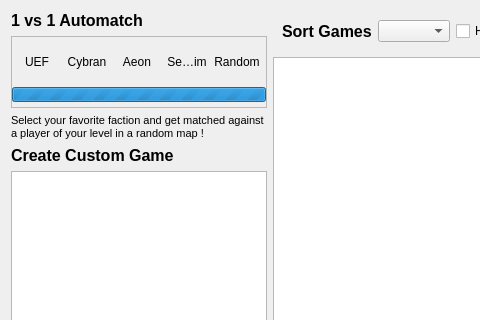
FAForever/client, file res/games/games.ui: the form before one commit; both pictures show x 0 to 480 and y 0 to 320 of the 996 by 679 pixel window.
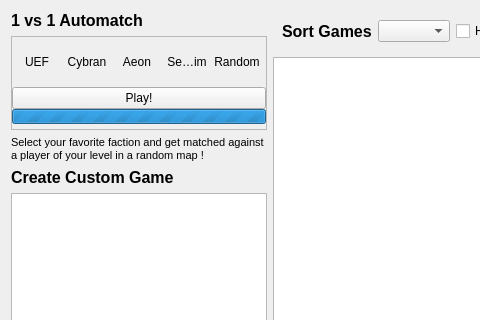
The form after the commit.

Commit message: first setup ui for subset

Patch:
```diff
--- a/res/games/games.ui
+++ b/res/games/games.ui
@@ -84,6 +84,33 @@
          <property name="spacing">
           <number>0</number>
          </property>
+         <item row="2" column="0">
+          <widget class="QProgressBar" name="searchProgress">
+           <property name="font">
+            <font>
+             <pointsize>4</pointsize>
+            </font>
+           </property>
+           <property name="toolTip">
+            <string>Scanning for Opponents</string>
+           </property>
+           <property name="minimum">
+            <number>0</number>
+           </property>
+           <property name="maximum">
+            <number>0</number>
+           </property>
+           <property name="value">
+            <number>0</number>
+           </property>
+           <property name="alignment">
+            <set>Qt::AlignCenter</set>
+           </property>
+           <property name="format">
+            <string>scanning</string>
+           </property>
+          </widget>
+         </item>
          <item row="0" column="0">
           <layout class="QHBoxLayout" name="horizontalLayout_2">
            <property name="spacing">
@@ -351,7 +378,7 @@
            </item>
           </layout>
          </item>
-         <item row="2" column="0">
+         <item row="3" column="0">
           <spacer name="verticalSpacer">
            <property name="orientation">
             <enum>Qt::Vertical</enum>
@@ -368,29 +395,12 @@
           </spacer>
          </item>
          <item row="1" column="0">
-          <widget class="QProgressBar" name="searchProgress">
-           <property name="font">
-            <font>
-             <pointsize>4</pointsize>
-            </font>
+          <widget class="QPushButton" name="rankedPlay">
+           <property name="autoFillBackground">
+            <bool>true</bool>
            </property>
-           <property name="toolTip">
-            <string>Scanning for Opponents</string>
-           </property>
-           <property name="minimum">
-            <number>0</number>
-           </property>
-           <property name="maximum">
-            <number>0</number>
-           </property>
-           <property name="value">
-            <number>0</number>
-           </property>
-           <property name="alignment">
-            <set>Qt::AlignCenter</set>
-           </property>
-           <property name="format">
-            <string>scanning</string>
+           <property name="text">
+            <string>Play!</string>
            </property>
           </widget>
          </item>
```
The commit also changes 3 other files.
